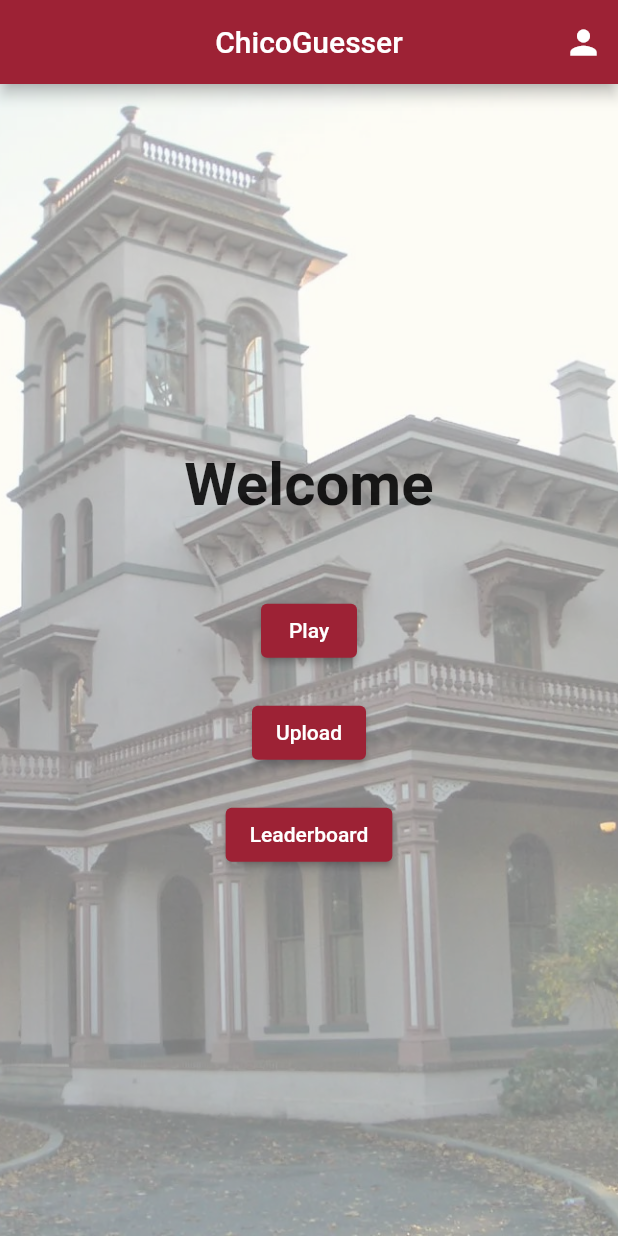
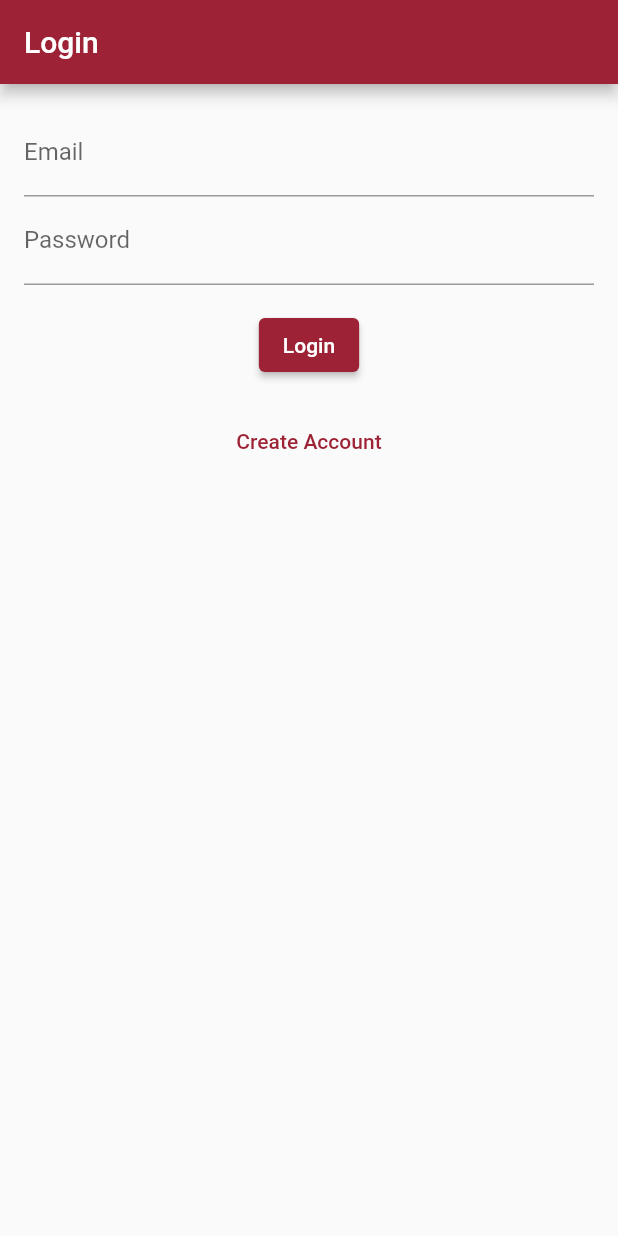
Before and after one commit to gdisalvo30/ChicoGuesser, a Flutter app: the screen it shows after launch, on a phone screen of 412 x 824 dp. Run offline on Flutter 3.47's test engine with Material 2 defaults, Android fonts, the phone set to English and light mode, and no system bars; our stand-ins replace cloud_firestore, firebase_auth, firebase_core, firebase_storage, image_picker; accounts and stored records are empty.

Commit message:
Adding Login Screen

```diff
--- /dev/null
+++ b/chicog/lib/login_screen.dart
@@ -0,0 +1,134 @@
+import 'package:chicoguesser/home.dart';
+import 'package:flutter/material.dart';
+import 'package:firebase_auth/firebase_auth.dart';
+
+class LoginScreen extends StatefulWidget {
+  const LoginScreen({Key? key}) : super(key: key);
+
+  @override
+  _LoginScreenState createState() => _LoginScreenState();
+}
+
+class _LoginScreenState extends State<LoginScreen> {
+  final FirebaseAuth _auth = FirebaseAuth.instance;
+  final TextEditingController _emailController = TextEditingController();
+  final TextEditingController _passwordController = TextEditingController();
+
+  @override
+  Widget build(BuildContext context) {
+    return Scaffold(
+      appBar: AppBar(
+        title: const Text('Login'),
+      ),
+      body: Padding(
+        padding: const EdgeInsets.all(16.0),
+        child: Column(
+          children: [
+            TextField(
+              controller: _emailController,
+              decoration: const InputDecoration(
+                labelText: 'Email',
+              ),
+            ),
+            TextField(
+              controller: _passwordController,
+              decoration: const InputDecoration(
+                labelText: 'Password',
+              ),
+              obscureText: true,
+            ),
+            const SizedBox(height: 16.0),
+            ElevatedButton(
+              onPressed: () {
+                _login();
+              },
+              child: const Text('Login'),
+            ),
+            const SizedBox(height: 16.0),
+            TextButton(
+              onPressed: () {
+                _register();
+              },
+              child: const Text('Create Account'),
+            ),
+          ],
+        ),
+      ),
+    );
+  }
+
+  Future<void> _login() async {
+    try {
+      final String email = _emailController.text.trim();
+      final String password = _passwordController.text.trim();
+
+      UserCredential userCredential = await _auth.signInWithEmailAndPassword(
+        email: email,
+        password: password,
+      );
+
+      // If the login is successful, navigate to the home screen.
+      Navigator.pushReplacement(
+        context,
+        MaterialPageRoute(builder: (context) => const HomeScreen()),
+      );
+    } on FirebaseAuthException catch (e) {
+      // Handle login errors (e.g., display an error message).
+      showDialog(
+        context: context,
+        builder: (BuildContext context) {
+          return AlertDialog(
+            title: const Text('Login Error'),
+            content: Text(e.message ?? 'An error occurred.'),
+            actions: [
+              TextButton(
+                onPressed: () {
+                  Navigator.of(context).pop();
+                },
+                child: const Text('OK'),
+              ),
+            ],
+          );
+        },
+      );
+    }
+  }
+
+  Future<void> _register() async {
+    try {
+      final String email = _emailController.text.trim();
+      final String password = _passwordController.text.trim();
+
+      UserCredential userCredential =
+          await _auth.createUserWithEmailAndPassword(
+        email: email,
+        password: password,
+      );
+
+      // If the registration is successful, navigate to the home screen.
+      Navigator.pushReplacement(
+        context,
+        MaterialPageRoute(builder: (context) => const HomeScreen()),
+      );
+    } on FirebaseAuthException catch (e) {
+      // Handle registration errors (e.g., display an error message).
+      showDialog(
+        context: context,
+        builder: (BuildContext context) {
+          return AlertDialog(
+            title: const Text('Registration Error'),
+            content: Text(e.message ?? 'An error occurred.'),
+            actions: [
+              TextButton(
+                onPressed: () {
+                  Navigator.of(context).pop();
+                },
+                child: const Text('OK'),
+              ),
+            ],
+          );
+        },
+      );
+    }
+  }
+}
--- a/chicog/lib/main.dart
+++ b/chicog/lib/main.dart
@@ -1,8 +1,9 @@
+import 'package:flutter/material.dart';
 import 'package:firebase_core/firebase_core.dart';
-import 'package:flutter/material.dart';
 import 'firebase_options.dart';
 import 'package:chicoguesser/colors.dart';
 import 'package:chicoguesser/home.dart';
+import 'login_screen.dart';
 
 Future<void> main() async {
   WidgetsFlutterBinding.ensureInitialized();
@@ -12,19 +13,15 @@ Future<void> main() async {
   runApp(const MyApp());
 }
 
-// void main() {
-//   runApp(const MyApp());
-// }
-
 class MyApp extends StatelessWidget {
-  const MyApp({super.key});
+  const MyApp({Key? key}) : super(key: key);
 
   @override
   Widget build(BuildContext context) {
     return MaterialApp(
       title: 'ChicoGuesser',
       theme: ThemeData(primarySwatch: Pallete.myColor),
-      home: const HomeScreen(),
+      home: const LoginScreen(), // Use the LoginScreen as the home screen
     );
   }
 }
--- a/chicog/pubspec.yaml
+++ b/chicog/pubspec.yaml
@@ -39,6 +39,7 @@ dependencies:
   image_picker: ^0.8.7+4
   firebase_storage: ^11.1.1
   cloud_firestore: ^4.5.2
+  firebase_auth: ^4.6.1
 
 dev_dependencies:
   flutter_test:
```
Also changed, not shown: chicog/pubspec.lock, 3 other files.
